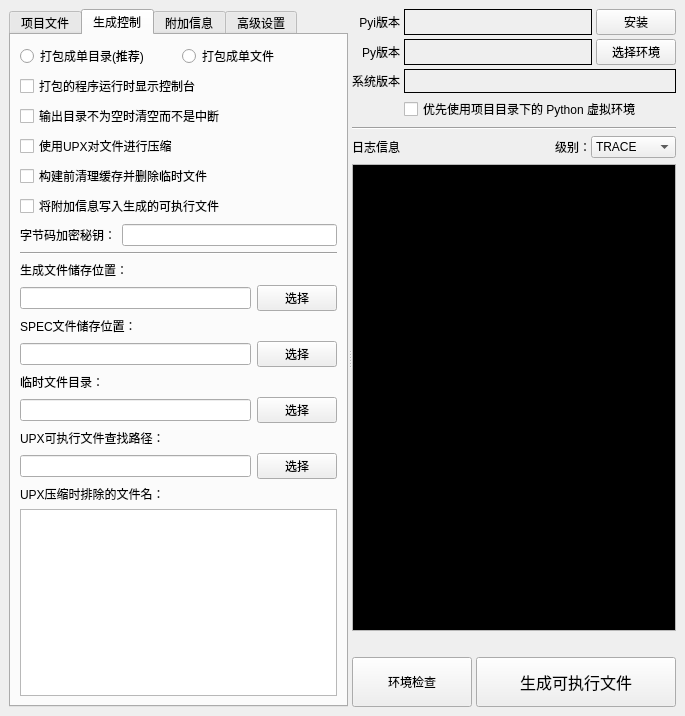
First picture: the form in ui/pyitool.ui, repository hrpzcf/AwesomePyKit, before the edit.
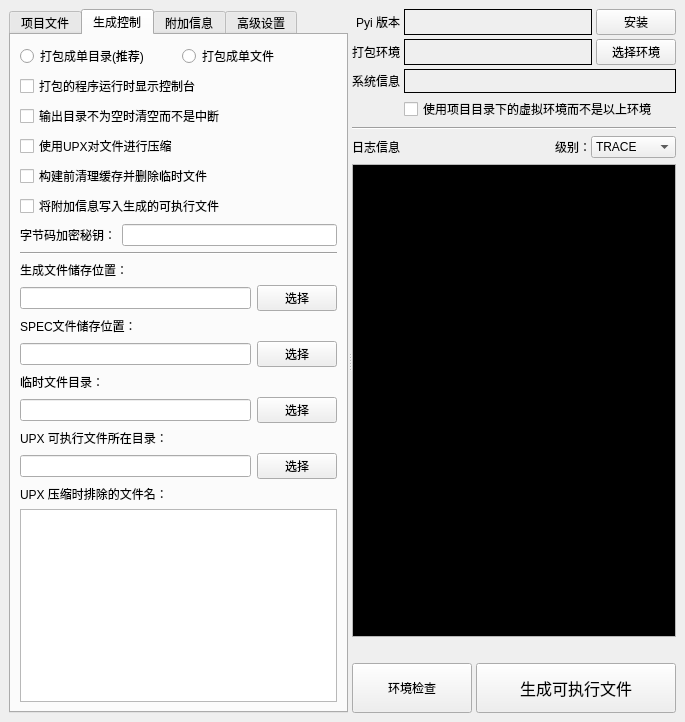
Second picture: the form after the edit. The open tabs and pages were chosen to show the change.

Commit message: 更新一些界面文字

```diff
--- a/ui/pyitool.ui
+++ b/ui/pyitool.ui
@@ -10,7 +10,7 @@
     <x>0</x>
     <y>0</y>
     <width>685</width>
-    <height>716</height>
+    <height>722</height>
    </rect>
   </property>
   <property name="font">
@@ -518,7 +518,7 @@
 当系统环境变量PATH中有UPX路径时，此项不需要指定也可使用UPX。</string>
                </property>
                <property name="text">
-                <string>UPX可执行文件查找路径：</string>
+                <string>UPX 可执行文件所在目录：</string>
                </property>
               </widget>
              </item>
@@ -556,7 +556,7 @@
 某些动态链接库或可执行文件经过UPX压缩后可能无法运行，可将这些文件名添加到此处以使UPX在压缩时略过。</string>
                </property>
                <property name="text">
-                <string>UPX压缩时排除的文件名：</string>
+                <string>UPX 压缩时排除的文件名：</string>
                </property>
               </widget>
              </item>
@@ -974,7 +974,7 @@
              <string>所选PYTHON环境下的 Pyinstaller 的版本信息。</string>
             </property>
             <property name="text">
-             <string>Pyi版本</string>
+             <string>Pyi 版本</string>
             </property>
             <property name="alignment">
              <set>Qt::AlignRight|Qt::AlignTrailing|Qt::AlignVCenter</set>
@@ -1013,7 +1013,7 @@
 选择不同PYTHON环境时，在该环境中也应安装运行项目所需的所有模块。</string>
             </property>
             <property name="text">
-             <string>Py版本</string>
+             <string>打包环境</string>
             </property>
             <property name="alignment">
              <set>Qt::AlignRight|Qt::AlignTrailing|Qt::AlignVCenter</set>
@@ -1053,7 +1053,7 @@
              <string>操作系统的版本信息。</string>
             </property>
             <property name="text">
-             <string>系统版本</string>
+             <string>系统信息</string>
             </property>
             <property name="alignment">
              <set>Qt::AlignRight|Qt::AlignTrailing|Qt::AlignVCenter</set>
@@ -1079,7 +1079,7 @@
           <item row="3" column="1">
            <widget class="QCheckBox" name="cb_prioritize_venv">
             <property name="text">
-             <string>优先使用项目目录下的 Python 虚拟环境</string>
+             <string>使用项目目录下的虚拟环境而不是以上环境</string>
             </property>
            </widget>
           </item>
```
Left out of the diff: 20 changed lines with no effect on the pictures. The commit also changes 2 other files.
